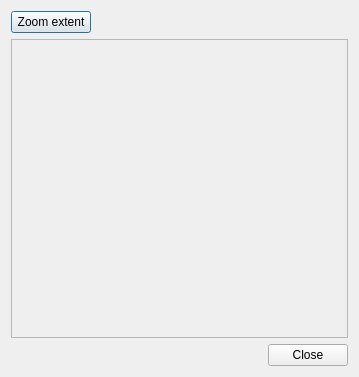
The window that ui_parcellistdialog.ui (DOV-Vlaanderen/erosiebezwaren) describes before a commit, drawn with Qt 5.
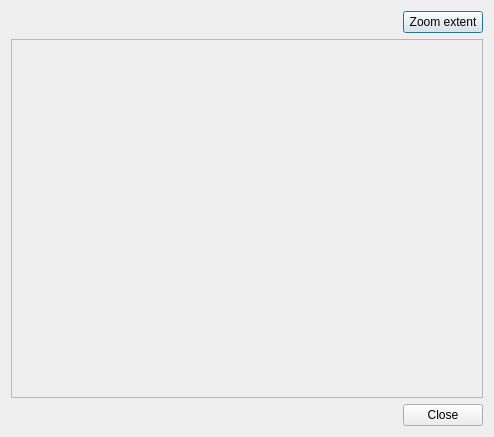
The same window after the commit.

Patch:
```diff
--- a/ui_parcellistdialog.ui
+++ b/ui_parcellistdialog.ui
@@ -6,8 +6,8 @@
    <rect>
     <x>0</x>
     <y>0</y>
-    <width>359</width>
-    <height>377</height>
+    <width>494</width>
+    <height>437</height>
    </rect>
   </property>
   <property name="windowTitle">
@@ -20,9 +20,21 @@
    <item>
     <layout class="QHBoxLayout" name="horizontalLayout">
      <item>
-      <widget class="QPushButton" name="btn_zoomExtent">
+      <widget class="QLabel" name="lbv_bezwaren_van">
+       <property name="sizePolicy">
+        <sizepolicy hsizetype="Maximum" vsizetype="Preferred">
+         <horstretch>0</horstretch>
+         <verstretch>0</verstretch>
+        </sizepolicy>
+       </property>
+       <property name="minimumSize">
+        <size>
+         <width>0</width>
+         <height>0</height>
+        </size>
+       </property>
        <property name="text">
-        <string>Zoom extent</string>
+        <string/>
        </property>
       </widget>
      </item>
@@ -39,6 +51,13 @@
        </property>
       </spacer>
      </item>
+     <item>
+      <widget class="QPushButton" name="btn_zoomExtent">
+       <property name="text">
+        <string>Zoom extent</string>
+       </property>
+      </widget>
+     </item>
     </layout>
    </item>
    <item>
@@ -51,8 +70,8 @@
        <rect>
         <x>0</x>
         <y>0</y>
-        <width>339</width>
-        <height>281</height>
+        <width>474</width>
+        <height>341</height>
        </rect>
       </property>
       <layout class="QVBoxLayout" name="scrollAreaLayout">
```
Left out of the diff: 4 changed lines with no effect on the pictures.
